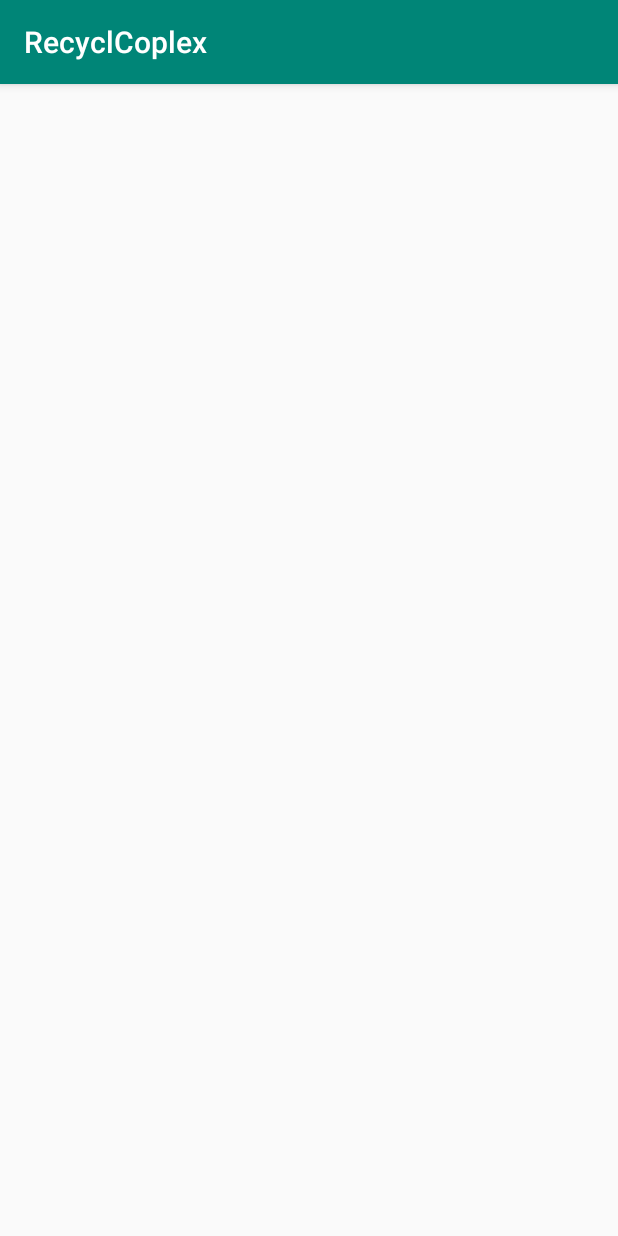
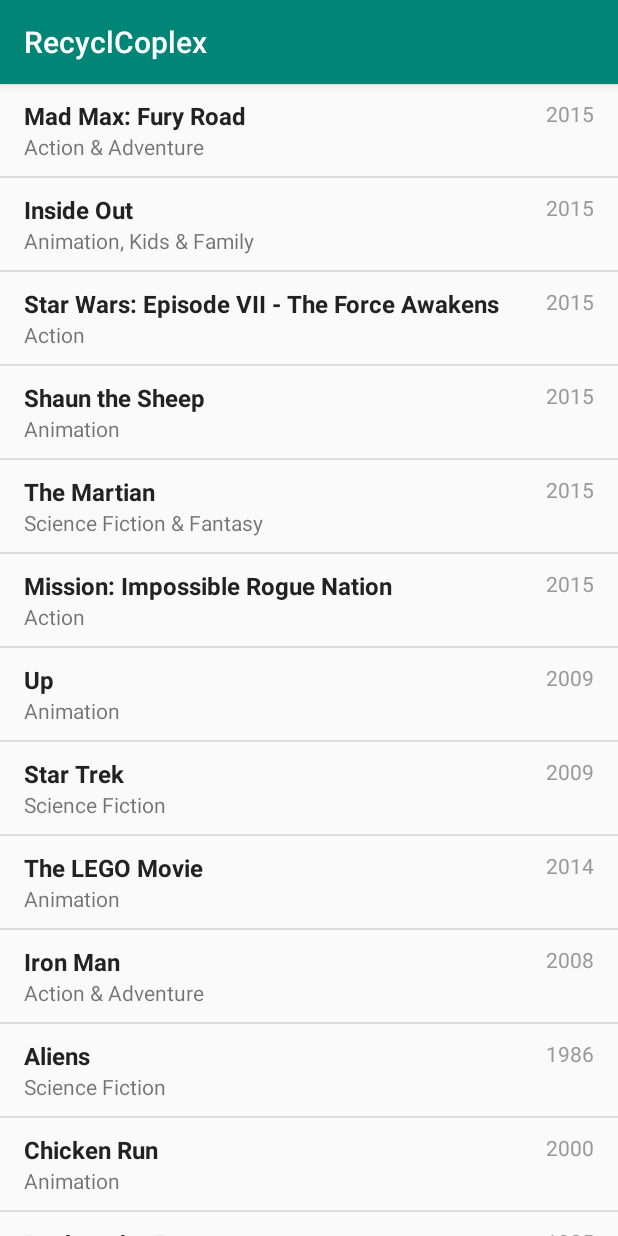
Before and after one commit to rodolfothegreat/RecyclCoplex, an Android app: the screen it shows after launch (MainActivity), on a phone screen of 412 x 824 dp. Run offline under Robolectric (Android 15) with nearby library versions, the phone set to English and light mode, and no system bars.

Commit message:
First functioning version

```diff
--- a/app/src/main/java/com/rde/android/recyclcoplex/MainActivity.java
+++ b/app/src/main/java/com/rde/android/recyclcoplex/MainActivity.java
@@ -1,14 +1,91 @@
 package com.rde.android.recyclcoplex;
 
 import androidx.appcompat.app.AppCompatActivity;
+import androidx.recyclerview.widget.DefaultItemAnimator;
+import androidx.recyclerview.widget.DividerItemDecoration;
+import androidx.recyclerview.widget.LinearLayoutManager;
+import androidx.recyclerview.widget.RecyclerView;
 
 import android.os.Bundle;
+import android.widget.Toolbar;
+
+import java.util.ArrayList;
+import java.util.List;
 
 public class MainActivity extends AppCompatActivity {
+    private List<Movie> movieList = new ArrayList<>();
+    private RecyclerView recyclerView;
+    private MoviesAdapter mAdapter;
 
     @Override
     protected void onCreate(Bundle savedInstanceState) {
         super.onCreate(savedInstanceState);
         setContentView(R.layout.activity_main);
+        //Toolbar toolbar = (Toolbar) findViewById(R.id.toolbar);
+        //setSupportActionBar(toolbar);
+
+        recyclerView = (RecyclerView) findViewById(R.id.recycler_view);
+
+        mAdapter = new MoviesAdapter(movieList);
+        RecyclerView.LayoutManager mLayoutManager = new LinearLayoutManager(getApplicationContext());
+        recyclerView.setLayoutManager(mLayoutManager);
+        recyclerView.setItemAnimator(new DefaultItemAnimator());
+        recyclerView.addItemDecoration(new DividerItemDecoration(this, LinearLayoutManager.VERTICAL));
+
+        recyclerView.setAdapter(mAdapter);
+
+        prepareMovieData();
+    }
+
+    private void prepareMovieData() {
+        Movie movie = new Movie("Mad Max: Fury Road", "Action & Adventure", "2015");
+        movieList.add(movie);
+
+        movie = new Movie("Inside Out", "Animation, Kids & Family", "2015");
+        movieList.add(movie);
+
+        movie = new Movie("Star Wars: Episode VII - The Force Awakens", "Action", "2015");
+        movieList.add(movie);
+
+        movie = new Movie("Shaun the Sheep", "Animation", "2015");
+        movieList.add(movie);
+
+        movie = new Movie("The Martian", "Science Fiction & Fantasy", "2015");
+        movieList.add(movie);
+
+        movie = new Movie("Mission: Impossible Rogue Nation", "Action", "2015");
+        movieList.add(movie);
+
+        movie = new Movie("Up", "Animation", "2009");
+        movieList.add(movie);
+
+        movie = new Movie("Star Trek", "Science Fiction", "2009");
+        movieList.add(movie);
+
+        movie = new Movie("The LEGO Movie", "Animation", "2014");
+        movieList.add(movie);
+
+        movie = new Movie("Iron Man", "Action & Adventure", "2008");
+        movieList.add(movie);
+
+        movie = new Movie("Aliens", "Science Fiction", "1986");
+        movieList.add(movie);
+
+        movie = new Movie("Chicken Run", "Animation", "2000");
+        movieList.add(movie);
+
+        movie = new Movie("Back to the Future", "Science Fiction", "1985");
+        movieList.add(movie);
+
+        movie = new Movie("Raiders of the Lost Ark", "Action & Adventure", "1981");
+        movieList.add(movie);
+
+        movie = new Movie("Goldfinger", "Action & Adventure", "1965");
+        movieList.add(movie);
+
+        movie = new Movie("Guardians of the Galaxy", "Science Fiction & Fantasy", "2014");
+        movieList.add(movie);
+
+        mAdapter.notifyDataSetChanged();
     }
 }
--- /dev/null
+++ b/app/src/main/java/com/rde/android/recyclcoplex/MoviesAdapter.java
@@ -0,0 +1,52 @@
+package com.rde.android.recyclcoplex;
+
+import android.view.LayoutInflater;
+import android.view.View;
+import android.view.ViewGroup;
+import android.widget.TextView;
+
+import androidx.recyclerview.widget.RecyclerView;
+
+import java.util.List;
+
+public class MoviesAdapter extends RecyclerView.Adapter<MoviesAdapter.MyViewHolder> {
+
+    private List<Movie> moviesList;
+
+    public class MyViewHolder extends RecyclerView.ViewHolder {
+        public TextView title, year, genre;
+
+        public MyViewHolder(View view) {
+            super(view);
+            title = (TextView) view.findViewById(R.id.title);
+            genre = (TextView) view.findViewById(R.id.genre);
+            year = (TextView) view.findViewById(R.id.year);
+        }
+    }
+
+
+    public MoviesAdapter(List<Movie> moviesList) {
+        this.moviesList = moviesList;
+    }
+
+    @Override
+    public MyViewHolder onCreateViewHolder(ViewGroup parent, int viewType) {
+        View itemView = LayoutInflater.from(parent.getContext())
+                .inflate(R.layout.movie_list_row, parent, false);
+
+        return new MyViewHolder(itemView);
+    }
+
+    @Override
+    public void onBindViewHolder(MyViewHolder holder, int position) {
+        Movie movie = moviesList.get(position);
+        holder.title.setText(movie.getTitle());
+        holder.genre.setText(movie.getGenre());
+        holder.year.setText(movie.getYear());
+    }
+
+    @Override
+    public int getItemCount() {
+        return moviesList.size();
+    }
+}
```
